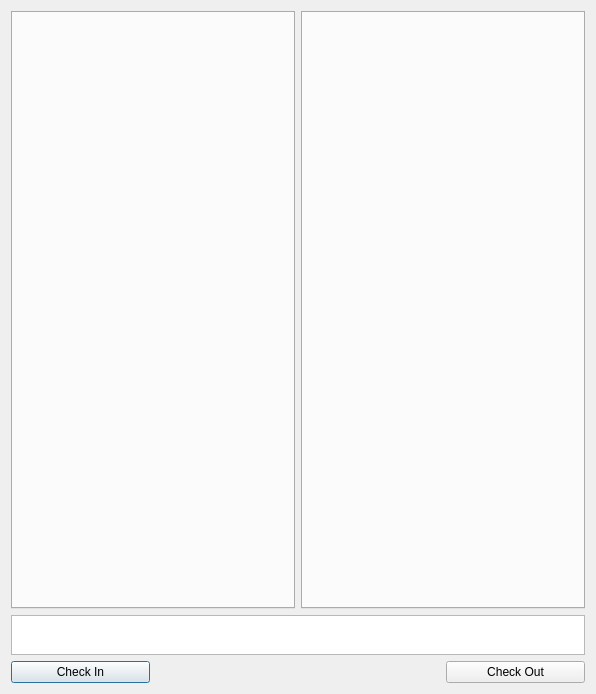
Before: the Qt Designer form resources/dialog.ui in qpskcn1/tk-desktop-timecard, drawn with Qt 5.
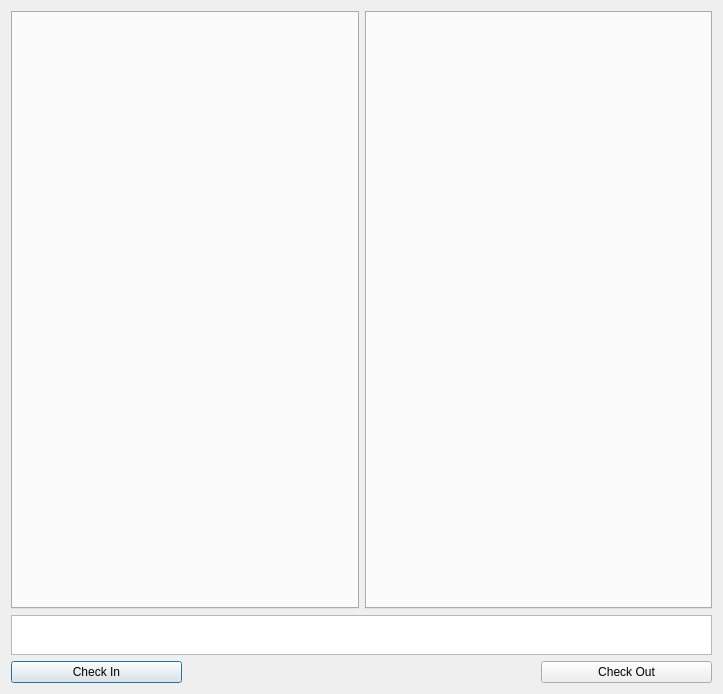
After: the same form once the commit is applied.

Commit message: Change dialog width

Patch:
```diff
--- a/resources/dialog.ui
+++ b/resources/dialog.ui
@@ -6,7 +6,7 @@
    <rect>
     <x>0</x>
     <y>0</y>
-    <width>596</width>
+    <width>723</width>
     <height>694</height>
    </rect>
   </property>
@@ -66,19 +66,6 @@
      </item>
      <item>
       <widget class="QTabWidget" name="timeTabWidget">
-       <property name="sizePolicy">
-        <sizepolicy hsizetype="Expanding" vsizetype="Preferred">
-         <horstretch>0</horstretch>
-         <verstretch>0</verstretch>
-        </sizepolicy>
-       </property>
-       <property name="font">
-        <font>
-         <pointsize>10</pointsize>
-         <weight>75</weight>
-         <bold>true</bold>
-        </font>
-       </property>
        <property name="currentIndex">
         <number>-1</number>
        </property>
```
The commit also changes 4 other files.
